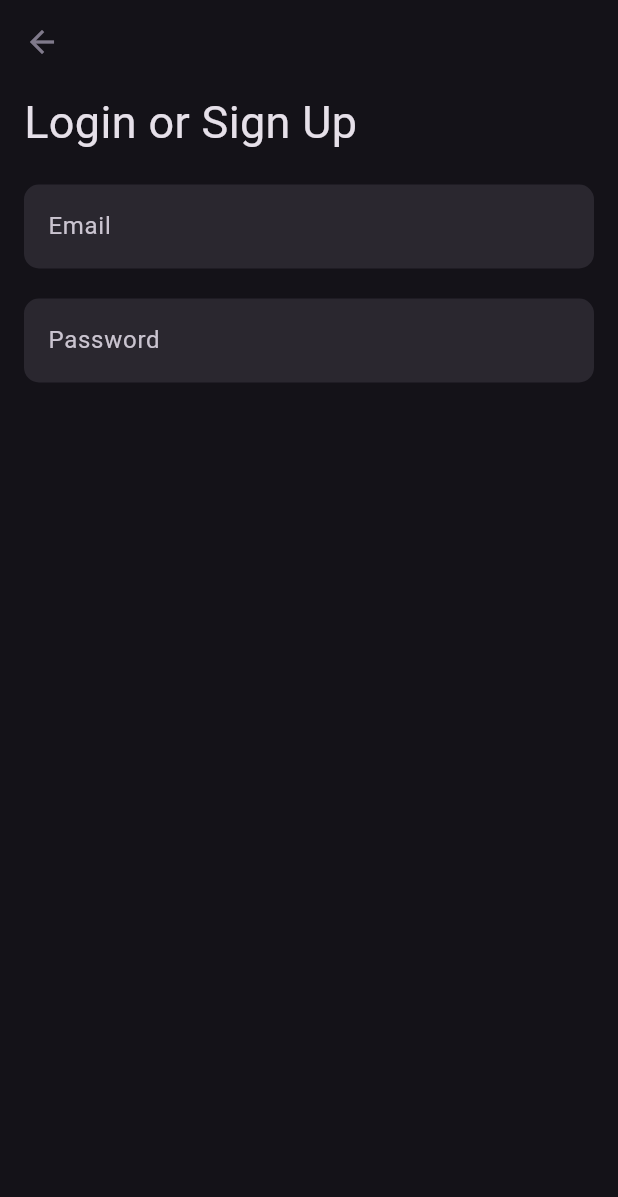
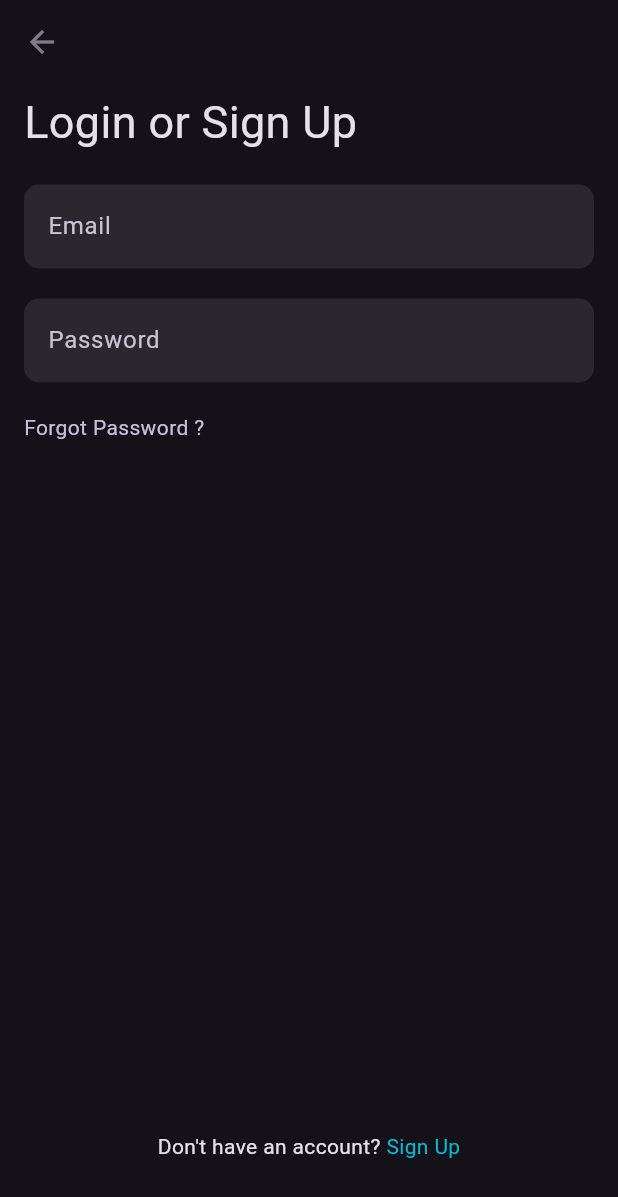
Before and after one commit to priya31-prog/flutter_practice, a Flutter app: the LoginScreen screen opened directly, on a phone screen of 412 x 824 dp. Shown: the top 1197 px of the screen. Run offline on Flutter 3.47's test engine with Material 3 defaults, Android fonts, the phone set to English and light mode, and no system bars; our stand-ins replace flutter_riverpod, get_it, shared_preferences; accounts and stored records are empty.

Commit message:
view - login screen

```diff
--- a/basic_ecommerce_app/lib/screens/login_screen.dart
+++ b/basic_ecommerce_app/lib/screens/login_screen.dart
@@ -1,6 +1,23 @@
 import 'package:flutter/material.dart';
 
-class LoginScreen extends StatelessWidget {
+class LoginScreen extends StatefulWidget {
+  const LoginScreen({super.key});
+
+  @override
+  State<LoginScreen> createState() => _LoginScreenState();
+}
+
+class _LoginScreenState extends State<LoginScreen> {
+  late TextEditingController _emailController;
+  late TextEditingController _passwordController;
+  @override
+  void initState() {
+    super.initState();
+
+    _emailController = TextEditingController();
+    _passwordController = TextEditingController();
+  }
+
   @override
   Widget build(BuildContext context) {
     return Scaffold(
@@ -23,6 +40,7 @@ class LoginScreen extends StatelessWidget {
             // SizedBox(height: 20),
             Text('Login or Sign Up', style: TextStyle(fontSize: 30)),
             TextField(
+              controller: _emailController,
               decoration: InputDecoration(
                 hintText: 'Email',
                 fillColor: Theme.of(
@@ -37,6 +55,7 @@ class LoginScreen extends StatelessWidget {
             ),
 
             TextField(
+              controller: _passwordController,
               decoration: InputDecoration(
                 hintText: 'Password',
                 fillColor: Theme.of(
@@ -49,6 +68,29 @@ class LoginScreen extends StatelessWidget {
                 ),
               ),
             ),
+            InkWell(
+              child: Text(
+                'Forgot Password ?',
+                style: TextStyle(
+                  color: Theme.of(context).colorScheme.secondary.withAlpha(250),
+                ),
+              ),
+              onTap: () {},
+            ),
+          ],
+        ),
+      ),
+      bottomNavigationBar: Padding(
+        padding: const EdgeInsets.all(50.0),
+        child: Row(
+          mainAxisSize: MainAxisSize.min,
+          mainAxisAlignment: MainAxisAlignment.center,
+          children: [
+            Text("Don't have an account? "),
+            InkWell(
+              onTap: () {},
+              child: Text('Sign Up', style: TextStyle(color: Colors.cyan)),
+            ),
           ],
         ),
       ),
```
